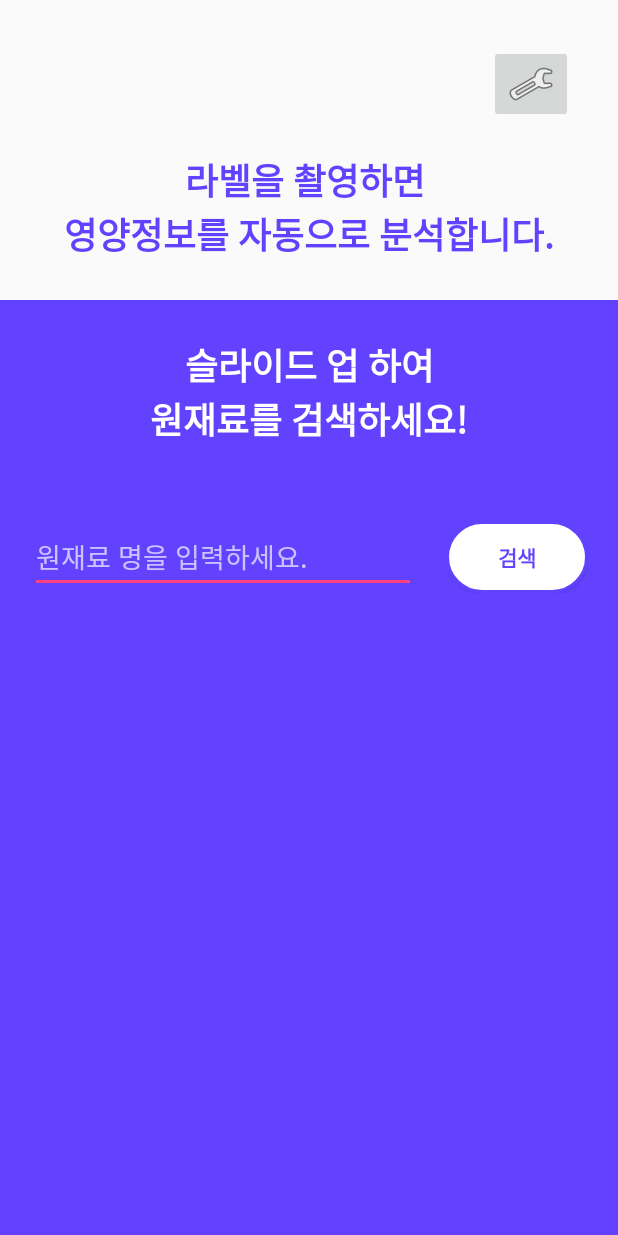
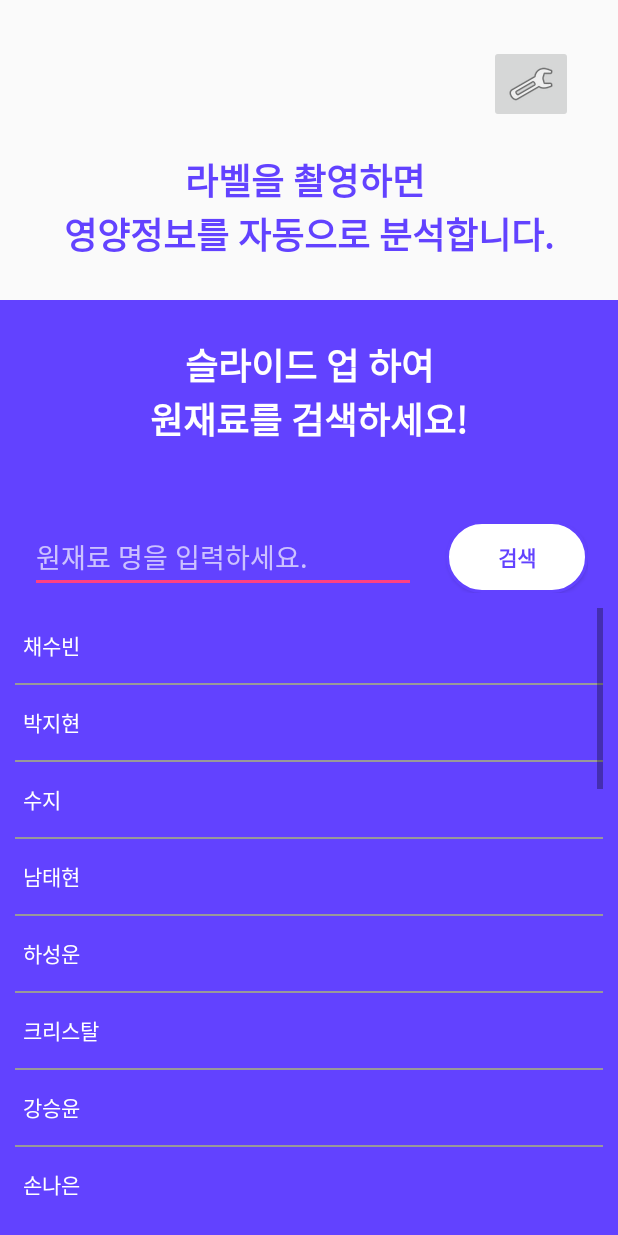
Before and after one commit to FoodAdditivesCam/Eatfo, an Android app: the OCRMainActivity screen opened directly, with no data from a screen before it, on a phone screen of 412 x 824 dp. Run offline under Robolectric (Android 15) with nearby library versions, the light colour scheme and no system bars; libraries missing offline, so code that uses them is left out: com.google.api.client, com.google.api.services, org.opencv.android, org.opencv.core, org.opencv.imgproc; plain views replace SlidingUpPanelLayout; 2 statements that could not run were skipped.

Commit message:
fix OCRMainActivity 검색창

```diff
--- a/app/src/main/java/com/myj/foodadditivescam/OCR/OCRMainActivity.java
+++ b/app/src/main/java/com/myj/foodadditivescam/OCR/OCRMainActivity.java
@@ -30,11 +30,15 @@ import android.provider.MediaStore;
 
 import androidx.appcompat.app.AppCompatActivity;
 
+import android.text.Editable;
+import android.text.TextWatcher;
 import android.util.Log;
 import android.view.View;
 import android.widget.Button;
+import android.widget.EditText;
 import android.widget.ImageButton;
 import android.widget.ImageView;
+import android.widget.ListView;
 import android.widget.TextView;
 import android.widget.Toast;
 
@@ -67,6 +71,7 @@ import com.myj.foodadditivescam.result.ShowResult;
 import com.myj.foodadditivescam.search.SearchAPI;
 import com.myj.foodadditivescam.search.Symspell;
 import com.myj.foodadditivescam.search.GetResult;
+import com.myj.foodadditivescam.search_m.SearchAdapter;
 import com.myj.foodadditivescam.userData.EditUserData;
 
 import org.json.JSONArray;
@@ -108,6 +113,13 @@ public class OCRMainActivity extends AppCompatActivity{
     private Context mContext;
     Intent intent;
 
+    private Button searchBtn;
+    private List<String> list;          // 데이터를 넣은 리스트변수
+    private ListView listView;          // 검색을 보여줄 리스트변수
+    private EditText searchTxt;        // 검색어를 입력할 Input 창
+    private SearchAdapter adapter;      // 리스트뷰에 연결할 아답터
+    private ArrayList<String> arraylist;
+
     static {
         System.loadLibrary("opencv_java4");
     }
@@ -130,7 +142,6 @@ public class OCRMainActivity extends AppCompatActivity{
         pickAgainBtn.setVisibility(View.INVISIBLE);
         uploadBtn.setVisibility(View.INVISIBLE);
         backBtn.setVisibility(View.INVISIBLE);
-//        editUserDataBtn.setVisibility(View.INVISIBLE);
 
         Uri imageUri = getIntent().getParcelableExtra("imageUri");
 
@@ -181,6 +192,111 @@ public class OCRMainActivity extends AppCompatActivity{
             Intent EditIntent = new Intent(this, EditUserData.class);
             startActivity(EditIntent);
         });
+
+        //드래그 뷰의 검색 버튼을 누른 경우
+        searchBtn = findViewById(R.id.searchBtn);
+        searchTxt = findViewById(R.id.searchTxt);
+        searchBtn.setOnClickListener(view->{
+            //검색 창에 원재료명을 입력했는지 확인
+            String inputMName = searchTxt.getText().toString();
+            if(inputMName.equals("")||inputMName.equals(null)){   //입력을 하지 않은 경우
+                //포커스를 원재료명 입력 창으로 두고
+                searchTxt.requestFocus();
+                //토스트 띄우기
+                Toast.makeText(this, "검색하고자 하는 원재료명을 입력하세요.", Toast.LENGTH_LONG).show();
+            }else{  //입력한 경우
+
+            }
+        });
+
+        searchTxt = (EditText) findViewById(R.id.searchTxt);
+        listView = (ListView) findViewById(R.id.listView);
+        // 리스트를 생성한다.
+        list = new ArrayList<String>();
+        // 검색에 사용할 데이터을 미리 저장한다.
+        settingList();
+        // 리스트의 모든 데이터를 arraylist에 복사한다.// list 복사본을 만든다.
+        arraylist = new ArrayList<String>();
+        arraylist.addAll(list);
+        // 리스트에 연동될 아답터를 생성한다.
+        adapter = new SearchAdapter(list, this);
+        // 리스트뷰에 아답터를 연결한다.
+        listView.setAdapter(adapter);
+        // input창에 검색어를 입력시 "addTextChangedListener" 이벤트 리스너를 정의한다.
+        searchTxt.addTextChangedListener(new TextWatcher() {
+            @Override
+            public void beforeTextChanged(CharSequence charSequence, int i, int i1, int i2) {
+            }
+
+            @Override
+            public void onTextChanged(CharSequence charSequence, int i, int i1, int i2) {
+
+            }
+
+            @Override
+            public void afterTextChanged(Editable editable) {
+                // input창에 문자를 입력할때마다 호출된다.
+                // search 메소드를 호출한다.
+                String text = searchTxt.getText().toString();
+                search(text);
+            }
+        });
+
+    }
+    // 검색에 사용될 데이터를 리스트에 추가한다.
+    private void settingList(){
+        list.add("채수빈");
+        list.add("박지현");
+        list.add("수지");
+        list.add("남태현");
+        list.add("하성운");
+        list.add("크리스탈");
+        list.add("강승윤");
+        list.add("손나은");
+        list.add("남주혁");
+        list.add("루이");
+        list.add("진영");
+        list.add("슬기");
+        list.add("이해인");
+        list.add("고원희");
+        list.add("설리");
+        list.add("공명");
+        list.add("김예림");
+        list.add("혜리");
+        list.add("웬디");
+        list.add("박혜수");
+        list.add("카이");
+        list.add("진세연");
+        list.add("동호");
+        list.add("박세완");
+        list.add("도희");
+        list.add("창모");
+        list.add("허영지");
+    }
+    // 검색을 수행하는 메소드
+    public void search(String charText) {
+        // 문자 입력시마다 리스트를 지우고 새로 뿌려준다.
+        list.clear();
+        // 문자 입력이 없을때는 모든 데이터를 보여준다.
+        if (charText.length() == 0) {
+            list.addAll(arraylist);
+        }
+        // 문자 입력을 할때..
+        else
+        {
+            // 리스트의 모든 데이터를 검색한다.
+            for(int i = 0;i < arraylist.size(); i++)
+            {
+                // arraylist의 모든 데이터에 입력받은 단어(charText)가 포함되어 있으면 true를 반환한다.
+                if (arraylist.get(i).toLowerCase().contains(charText))
+                {
+                    // 검색된 데이터를 리스트에 추가한다.
+                    list.add(arraylist.get(i));
+                }
+            }
+        }
+        // 리스트 데이터가 변경되었으므로 아답터를 갱신하여 검색된 데이터를 화면에 보여준다.
+        adapter.notifyDataSetChanged();
     }
 
     @Override
```
